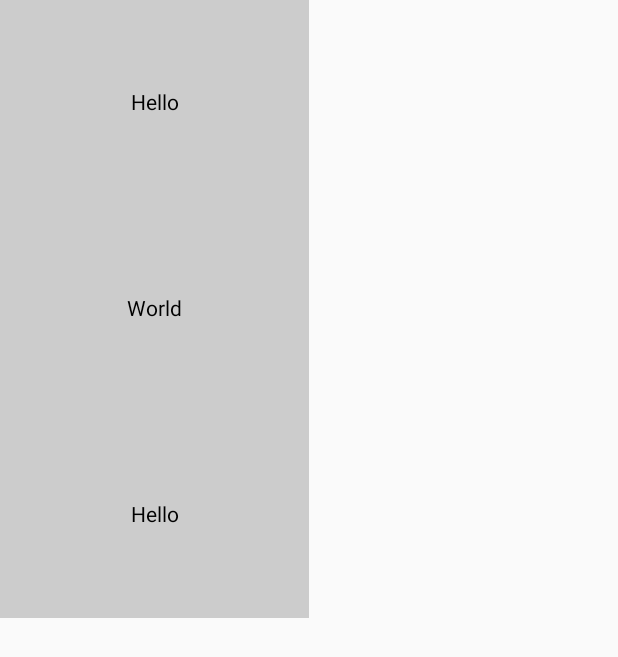
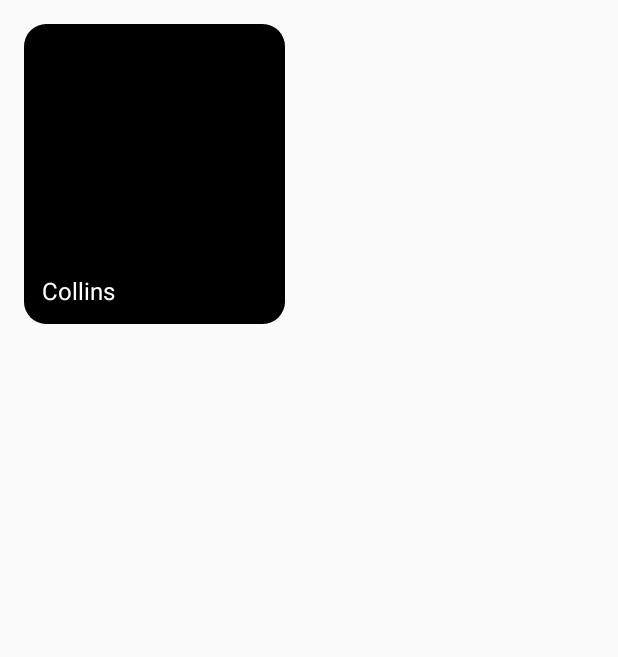
Before and after one commit to c-kiplimo/ComposeCourseYT, an Android app built with Jetpack Compose: the screen it shows after launch (MainActivity), on a phone screen of 412 x 824 dp. Shown: the top 657 px of the screen. Run offline under Robolectric (Android 15) with nearby library versions, the phone set to English and light mode, and no system bars.

Commit message:
practiced images

```diff
--- a/app/src/main/java/com/collicode/composecourseyt/MainActivity.kt
+++ b/app/src/main/java/com/collicode/composecourseyt/MainActivity.kt
@@ -1,30 +1,93 @@
 package com.collicode.composecourseyt
+
 
 import android.os.Bundle
 import androidx.activity.ComponentActivity
 import androidx.activity.compose.setContent
+import androidx.compose.foundation.Image
 import androidx.compose.foundation.background
-import androidx.compose.foundation.layout.Arrangement
-import androidx.compose.foundation.layout.Column
-import androidx.compose.foundation.layout.Row
+import androidx.compose.foundation.layout.Box
 import androidx.compose.foundation.layout.fillMaxSize
+
+import androidx.compose.foundation.layout.fillMaxWidth
+import androidx.compose.foundation.layout.height
+import androidx.compose.foundation.layout.padding
+import androidx.compose.foundation.shape.RoundedCornerShape
+import androidx.compose.material3.Card
+import androidx.compose.material3.CardElevation
 import androidx.compose.material3.Text
+
+import androidx.compose.runtime.Composable
 import androidx.compose.ui.Alignment
+
 import androidx.compose.ui.Modifier
+import androidx.compose.ui.graphics.Brush
 import androidx.compose.ui.graphics.Color
+
+import androidx.compose.ui.graphics.painter.Painter
+import androidx.compose.ui.layout.ContentScale
+import androidx.compose.ui.res.painterResource
+import androidx.compose.ui.text.TextStyle
+import androidx.compose.ui.unit.dp
+import androidx.compose.ui.unit.sp
 
 class MainActivity : ComponentActivity() {
     override fun onCreate(savedInstanceState: Bundle?) {
         super.onCreate(savedInstanceState)
         setContent {
-         Column( modifier=Modifier
-             .fillMaxSize(0.5f)
-             .background(Color.LightGray ) ,horizontalAlignment = Alignment.CenterHorizontally
-              , verticalArrangement = Arrangement.SpaceAround) {
-             Text(text = "Hello")
-             Text(text = "World")
-             Text(text = "Hello")
-         }
+            val painter = painterResource(id = R.drawable.im)
+            val description = "My photo"
+            val title = "Collins"
+            Box(modifier = Modifier
+                .fillMaxWidth(0.5f)
+                .padding(16.dp)) {
+                ImageCard(
+                    painter = painter, contentDescription = description, title = title
+                )
+            }
         }
     }
 }
+
+@Composable
+fun ImageCard(
+    painter: Painter, contentDescription: String, title: String, modifier: Modifier = Modifier
+) {
+    Card(
+        modifier = modifier.fillMaxWidth(),
+        shape = RoundedCornerShape(15.dp),
+
+        ) {
+        Box(modifier = Modifier.height(200.dp)) {
+            Image(
+                painter = painter,
+                contentDescription = contentDescription,
+                contentScale = ContentScale.Crop
+            )
+            Box(modifier =Modifier
+                .fillMaxSize()
+                .background(
+                    Brush.verticalGradient(
+                        colors = listOf(
+                            Color.Transparent,
+                            Color.Black
+                        ),
+                        startY = 300f
+                    )
+                )){
+
+            }
+            Box(
+                modifier = Modifier
+                    .fillMaxSize()
+                    .padding(12.dp),
+                contentAlignment = Alignment.BottomStart
+            ) {
+                Text(title, style = TextStyle(Color.White, fontSize = 16.sp))
+
+            }
+
+
+        }
+    }
+}
```
Also changed, not shown: app/src/main/res/drawable/im.jpg (added).
